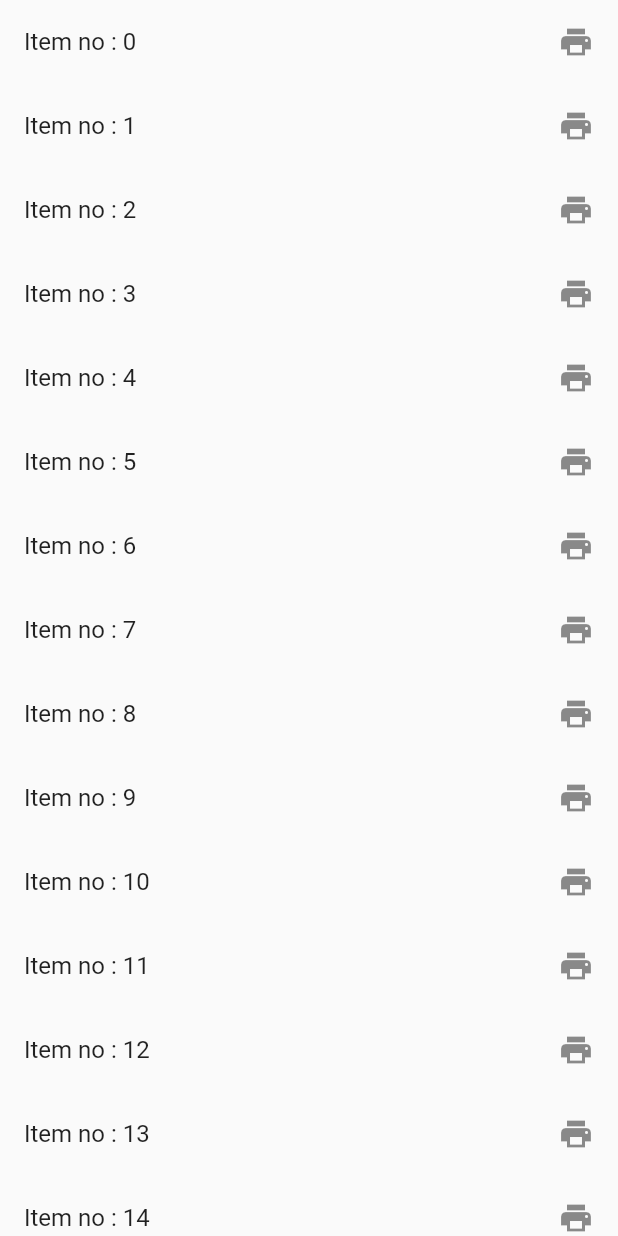
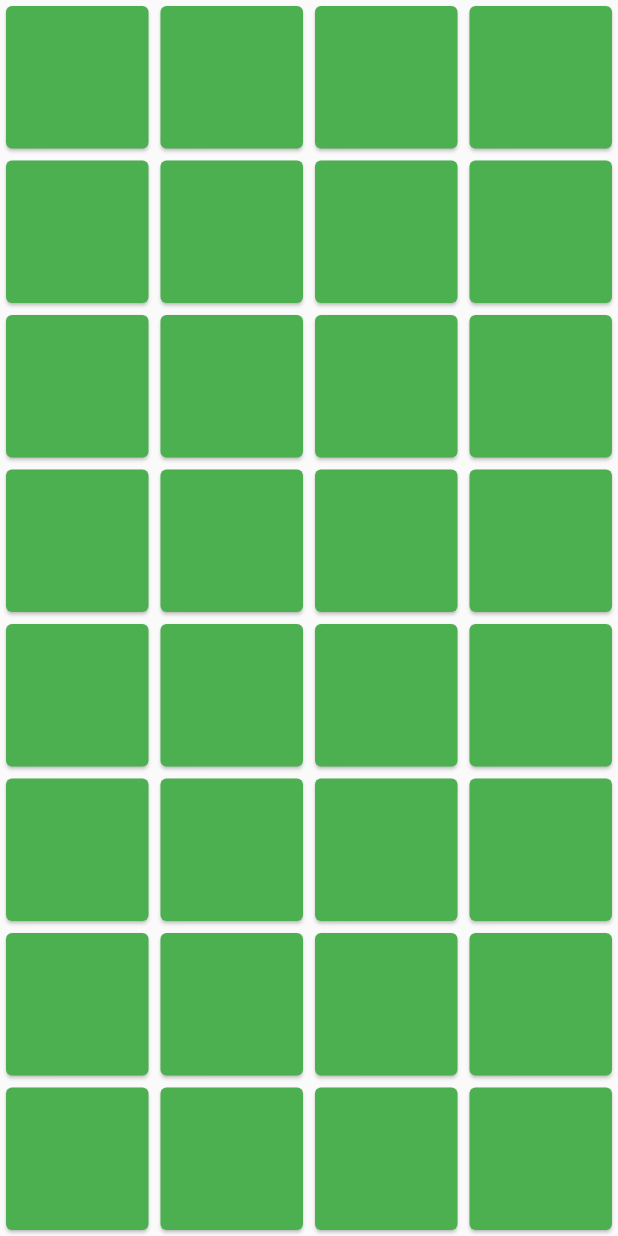
Before and after one commit to dunprek/udacoding_happy_flutter, a Flutter app: the screen it shows after launch, on a phone screen of 412 x 824 dp. Run offline on Flutter 3.47's test engine with Material 2 defaults, Android fonts, the phone set to English and light mode, and no system bars.

Commit message:
grid view

```diff
--- a/lib/main.dart
+++ b/lib/main.dart
@@ -21,39 +21,39 @@ class MyApp extends StatelessWidget {
         // is not restarted.
         primarySwatch: Colors.blue,
       ),
-      home: PageListWidget(),
+      home: PageGridView(),
       debugShowCheckedModeBanner: false,
     );
   }
 }
 
-class PageListWidget extends StatefulWidget {
+class PageGridView extends StatefulWidget {
   @override
-  _PageListWidgetState createState() => _PageListWidgetState();
+  _PageGridViewState createState() => _PageGridViewState();
 }
 
-class _PageListWidgetState extends State<PageListWidget> {
-  List<int> item = new List();
+class _PageGridViewState extends State<PageGridView> {
+  List<int> itemGrid = new List();
 
   @override
   void initState() {
     // TODO: implement initState
     super.initState();
-
-    for (int i = 0; i < 25; i++) {
-      item.add(i);
+    for (int i = 0; i < 30; i++) {
+      itemGrid.add(i);
     }
   }
 
   @override
   Widget build(BuildContext context) {
     return Scaffold(
-      body: new ListView.builder(
-          itemCount: item.length,
+      body: GridView.builder(
+          gridDelegate:
+              new SliverGridDelegateWithFixedCrossAxisCount(crossAxisCount: 4),
           itemBuilder: (BuildContext context, int index) {
-            return new ListTile(
-              title: new Text('Item no : $index'),
-              trailing: new Icon(Icons.print),
+            return new Card(
+              color: Colors.green,
+              child: new Padding(padding: const EdgeInsets.all(25)),
             );
           }),
     );
```
